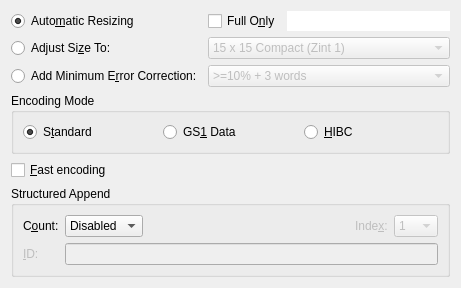
This is frontend_qt/grpAztec.ui in josbu/zint as Qt 5 draws it before an edit. The edited form follows.
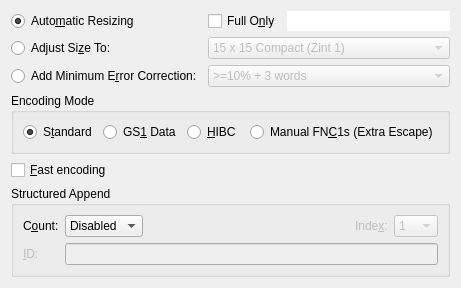
This is the edited form.

```diff
--- a/frontend_qt/grpAztec.ui
+++ b/frontend_qt/grpAztec.ui
@@ -369,6 +369,18 @@
         </property>
        </widget>
       </item>
+      <item row="0" column="3">
+       <widget class="QRadioButton" name="radAztecExtraEsc">
+        <property name="text">
+         <string>Manual FN&amp;C1s (Extra Escape)</string>
+        </property>
+        <property name="toolTip">
+         <string>Process special escape sequence &quot;\^1&quot;
+allowing manual FNC1s
+(literal &quot;\^&quot; may be escaped with &quot;\^^&quot;)</string>
+        </property>
+       </widget>
+      </item>
      </layout>
     </widget>
    </item>
```
